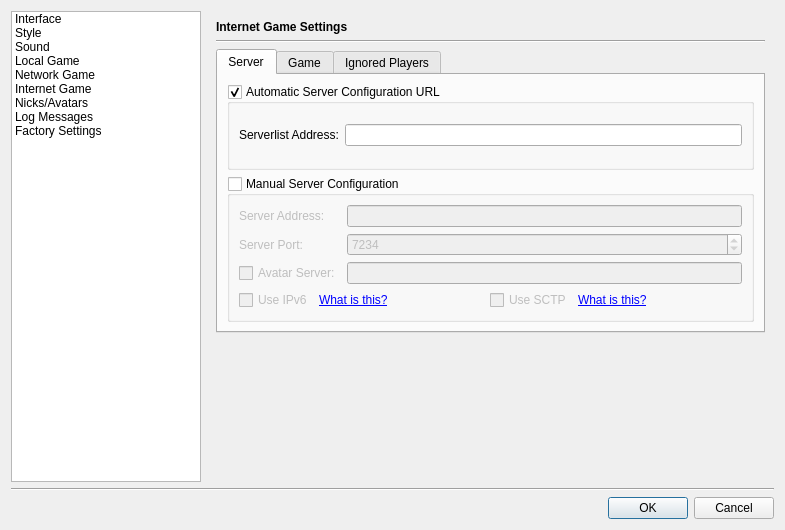
The window that src/gui/qt/settingsdialog.ui (pokerth/pokerth) describes before a commit, drawn with Qt 5.
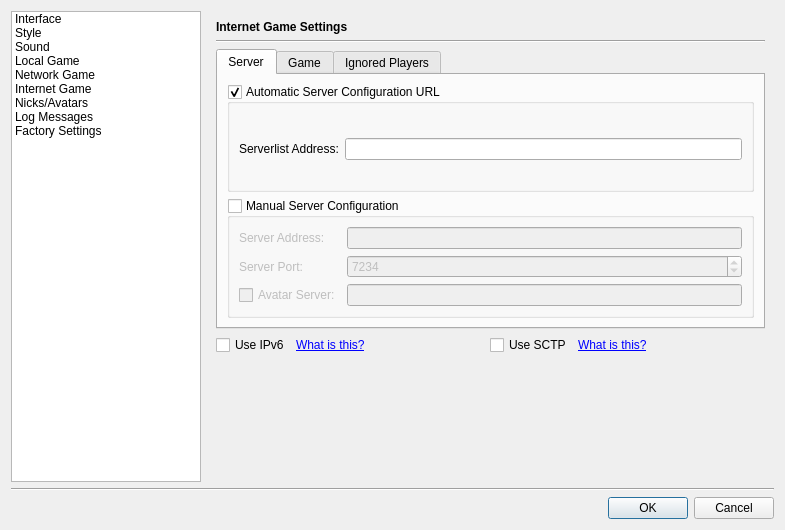
The same window after the commit. The open tabs and pages were chosen to show the change. Icons and pictures are not drawn. Custom widgets are drawn as their Qt base class.

Diff of the .ui file:
```diff
--- a/src/gui/qt/settingsdialog.ui
+++ b/src/gui/qt/settingsdialog.ui
@@ -1561,8 +1561,8 @@
         </layout>
        </widget>
        <widget class="QWidget" name="page_7">
-        <layout class="QGridLayout" name="gridLayout_6">
-         <item row="0" column="0">
+        <layout class="QVBoxLayout" name="verticalLayout_4">
+         <item>
           <widget class="QLabel" name="label_30">
            <property name="styleSheet">
             <string notr="true">QLabel { font-weight: bold;  }</string>
@@ -1572,14 +1572,14 @@
            </property>
           </widget>
          </item>
-         <item row="1" column="0" colspan="2">
+         <item>
           <widget class="Line" name="line_9">
            <property name="orientation">
             <enum>Qt::Horizontal</enum>
            </property>
           </widget>
          </item>
-         <item row="2" column="0" colspan="2">
+         <item>
           <widget class="QTabWidget" name="tabWidget_2">
            <property name="currentIndex">
             <number>0</number>
@@ -1588,8 +1588,8 @@
             <attribute name="title">
              <string>Server</string>
             </attribute>
-            <layout class="QGridLayout" name="gridLayout_18">
-             <item row="0" column="0">
+            <layout class="QVBoxLayout" name="verticalLayout_3">
+             <item>
               <widget class="QGroupBox" name="groupBox_automaticServerConfig">
                <property name="title">
                 <string>Automatic Server Configuration URL</string>
@@ -1597,28 +1597,25 @@
                <property name="checkable">
                 <bool>true</bool>
                </property>
-               <layout class="QGridLayout" name="gridLayout_3">
-                <item row="0" column="0">
+               <layout class="QHBoxLayout" name="horizontalLayout_9">
+                <property name="bottomMargin">
+                 <number>4</number>
+                </property>
+                <item>
                  <widget class="QLabel" name="label_18">
                   <property name="text">
                    <string>Serverlist Address:</string>
                   </property>
                  </widget>
                 </item>
-                <item row="0" column="1">
+                <item>
                  <widget class="QLineEdit" name="lineEdit_InternetServerListAddress"/>
                 </item>
                </layout>
               </widget>
              </item>
-             <item row="1" column="0">
+             <item>
               <widget class="QGroupBox" name="groupBox_manualServerConfig">
-               <property name="minimumSize">
-                <size>
-                 <width>0</width>
-                 <height>116</height>
-                </size>
-               </property>
                <property name="title">
                 <string>Manual Server Configuration</string>
                </property>
@@ -1679,70 +1676,6 @@
                 <item row="2" column="1">
                  <widget class="QLineEdit" name="lineEdit_avatarServerAddress"/>
                 </item>
-                <item row="3" column="0" colspan="2">
-                 <layout class="QHBoxLayout" name="horizontalLayout_7">
-                  <item>
-                   <widget class="QCheckBox" name="checkBox_InternetServerUseIpv6">
-                    <property name="text">
-                     <string>Use IPv6</string>
-                    </property>
-                   </widget>
-                  </item>
-                  <item>
-                   <widget class="QLabel" name="label_32">
-                    <property name="text">
-                     <string>&lt;a href=&quot;http://en.wikipedia.org/wiki/Ipv6&quot;&gt;What is this?&lt;/a&gt;</string>
-                    </property>
-                    <property name="openExternalLinks">
-                     <bool>true</bool>
-                    </property>
-                   </widget>
-                  </item>
-                  <item>
-                   <spacer name="horizontalSpacer">
-                    <property name="orientation">
-                     <enum>Qt::Horizontal</enum>
-                    </property>
-                    <property name="sizeHint" stdset="0">
-                     <size>
-                      <width>40</width>
-                      <height>20</height>
-                     </size>
-                    </property>
-                   </spacer>
-                  </item>
-                  <item>
-                   <widget class="QCheckBox" name="checkBox_InternetServerUseSctp">
-                    <property name="text">
-                     <string>Use SCTP</string>
-                    </property>
-                   </widget>
-                  </item>
-                  <item>
-                   <widget class="QLabel" name="label_42">
-                    <property name="text">
-                     <string>&lt;a href=&quot;http://en.wikipedia.org/wiki/Stream_Control_Transmission_Protocol&quot;&gt;What is this?&lt;/a&gt;</string>
-                    </property>
-                    <property name="openExternalLinks">
-                     <bool>true</bool>
-                    </property>
-                   </widget>
-                  </item>
-                  <item>
-                   <spacer name="horizontalSpacer_8">
-                    <property name="orientation">
-                     <enum>Qt::Horizontal</enum>
-                    </property>
-                    <property name="sizeHint" stdset="0">
-                     <size>
-                      <width>40</width>
-                      <height>20</height>
-                     </size>
-                    </property>
-                   </spacer>
-                  </item>
-                 </layout>
-                </item>
                </layout>
               </widget>
              </item>
@@ -1935,11 +1868,78 @@
            </widget>
           </widget>
          </item>
-         <item row="3" column="1">
+         <item>
+          <layout class="QHBoxLayout" name="horizontalLayout_7">
+           <item>
+            <widget class="QCheckBox" name="checkBox_InternetServerUseIpv6">
+             <property name="text">
+              <string>Use IPv6</string>
+             </property>
+            </widget>
+           </item>
+           <item>
+            <widget class="QLabel" name="label_32">
+             <property name="text">
+              <string>&lt;a href=&quot;http://en.wikipedia.org/wiki/Ipv6&quot;&gt;What is this?&lt;/a&gt;</string>
+             </property>
+             <property name="openExternalLinks">
+              <bool>true</bool>
+             </property>
+            </widget>
+           </item>
+           <item>
+            <spacer name="horizontalSpacer">
+             <property name="orientation">
+              <enum>Qt::Horizontal</enum>
+             </property>
+             <property name="sizeHint" stdset="0">
+              <size>
+               <width>40</width>
+               <height>20</height>
+              </size>
+             </property>
+            </spacer>
+           </item>
+           <item>
+            <widget class="QCheckBox" name="checkBox_InternetServerUseSctp">
+             <property name="text">
+              <string>Use SCTP</string>
+             </property>
+            </widget>
+           </item>
+           <item>
+            <widget class="QLabel" name="label_whatIsSctp">
+             <property name="text">
+              <string>&lt;a href=&quot;http://en.wikipedia.org/wiki/Stream_Control_Transmission_Protocol&quot;&gt;What is this?&lt;/a&gt;</string>
+             </property>
+             <property name="openExternalLinks">
+              <bool>true</bool>
+             </property>
+            </widget>
+           </item>
+           <item>
+            <spacer name="horizontalSpacer_8">
+             <property name="orientation">
+              <enum>Qt::Horizontal</enum>
+             </property>
+             <property name="sizeHint" stdset="0">
+              <size>
+               <width>40</width>
+               <height>20</height>
+              </size>
+             </property>
+            </spacer>
+           </item>
+          </layout>
+         </item>
+         <item>
           <spacer name="verticalSpacer">
            <property name="orientation">
             <enum>Qt::Vertical</enum>
            </property>
+           <property name="sizeType">
+            <enum>QSizePolicy::Expanding</enum>
+           </property>
            <property name="sizeHint" stdset="0">
             <size>
              <width>20</width>
```
